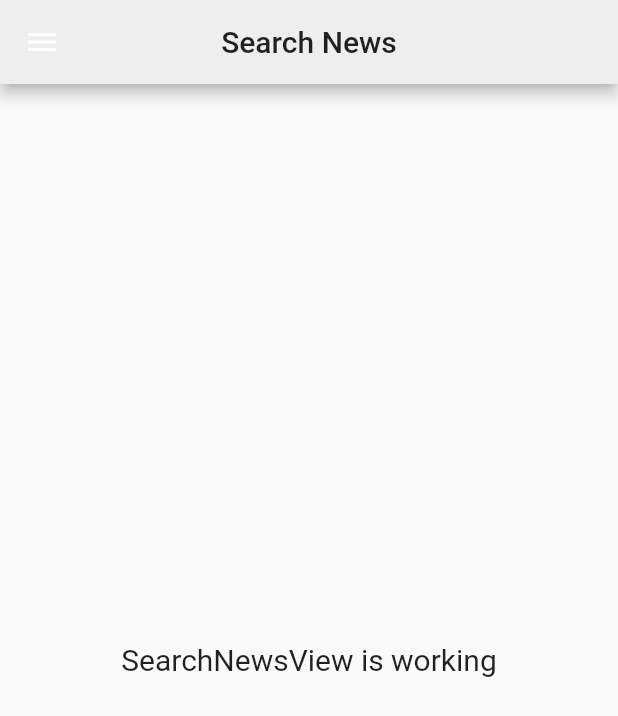
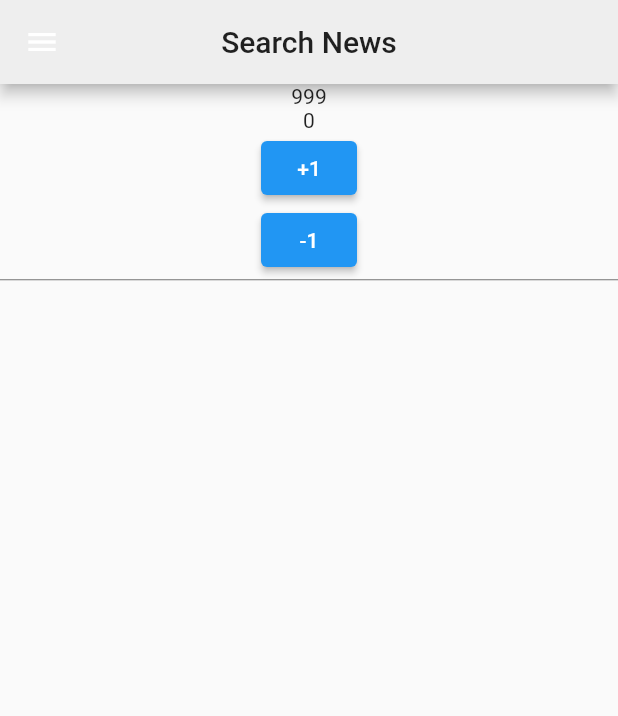
Before and after one commit to yukwok/http_and_dio, a Flutter app: the SearchNewsView screen opened by its route, on a phone screen of 412 x 824 dp. Shown: the top 716 px of the screen. Run offline on Flutter 3.47's test engine with Material 2 defaults, Android fonts, the light colour scheme and no system bars; our stand-ins replace dio, get; network calls fail.

Commit message:
1 march commit

```diff
--- a/lib/app/modules/NewsHeadlines/controllers/news_headlines_controller.dart
+++ b/lib/app/modules/NewsHeadlines/controllers/news_headlines_controller.dart
@@ -7,16 +7,14 @@ import 'package:http_and_dio/app/data/repositories/news_repo_impl.dart';
 class NewsHeadlinesController extends GetxController {
   final count = 0.obs;
 
+  late NewsRepo _newsRepo;
+
   late var isLoading = false.obs;
 
   NewsHeadlinesController() {
     _newsRepo = Get.find<NewsRepoImpl>();
   }
   List<Article> articles = [];
-  // RxList<Article>? rx_articles;
-
-  //
-  late NewsRepo _newsRepo;
 
   loadNewsHeadline() async {
     isLoading.value = true;
--- a/lib/app/modules/SearchNews/bindings/search_news_binding.dart
+++ b/lib/app/modules/SearchNews/bindings/search_news_binding.dart
@@ -8,5 +8,6 @@ class SearchNewsBinding extends Bindings {
     Get.lazyPut<SearchNewsController>(
       () => SearchNewsController(),
     );
+    Get.put(SearchNewsController());
   }
 }
--- a/lib/app/modules/SearchNews/controllers/search_news_controller.dart
+++ b/lib/app/modules/SearchNews/controllers/search_news_controller.dart
@@ -1,9 +1,46 @@
 import 'package:get/get.dart';
 
+import '../../../data/models/article.dart';
+import '../../../data/repositories/news_repo.dart';
+import '../../../data/repositories/news_repo_impl.dart';
+
 class SearchNewsController extends GetxController {
-  //TODO: Implement SearchNewsController
+  int _count = 999;
+  var uiNumber = 0.obs;
+  bool _isLoading = false;
 
-  final count = 0.obs;
+  RxBool get isLoading => _isLoading.obs;
+  RxInt get count => _count.obs;
+
+  late final RxList<Article> _articles;
+
+  late NewsRepo _newsRepo;
+
+  //Functions
+  setLoading() {
+    _isLoading = true;
+    print(_isLoading.toString());
+  }
+
+  setNotLoading() {
+    _isLoading = false;
+    print(_isLoading.toString());
+  }
+
+  increment() {
+    _count++;
+    uiNumber.value++;
+  }
+
+  decrement() {
+    _count--;
+    uiNumber.value--;
+  }
+
+  NewsHeadlinesController() {
+    _newsRepo = Get.find<NewsRepoImpl>();
+  }
+
   @override
   void onInit() {
     super.onInit();
@@ -16,5 +53,4 @@ class SearchNewsController extends GetxController {
 
   @override
   void onClose() {}
-  void increment() => count.value++;
 }
--- a/lib/app/modules/SearchNews/views/search_news_view.dart
+++ b/lib/app/modules/SearchNews/views/search_news_view.dart
@@ -4,9 +4,15 @@ import 'package:get/get.dart';
 
 import '../controllers/search_news_controller.dart';
 
+// import '../controllers/search_newscontroller.dart';
+
 class SearchNewsView extends GetView<SearchNewsController> {
+  // var controller = Get.find<SearchNewsController>();
+
   @override
   Widget build(BuildContext context) {
+    // on the screen variables
+
     return Scaffold(
       drawer: Drawer(
           child: ListView(
@@ -42,12 +48,45 @@ class SearchNewsView extends GetView<SearchNewsController> {
         ),
         centerTitle: true,
       ),
-      body: Center(
-        child: Text(
-          'SearchNewsView is working',
-          style: TextStyle(fontSize: 20),
-        ),
-      ),
+      body: controller.isLoading.isTrue
+          ? const Center(
+              child: CircularProgressIndicator(),
+            )
+          : ListView.builder(
+              scrollDirection: Axis.vertical,
+              itemCount: 1,
+              itemBuilder: (context, index) {
+                return Column(
+                  children: [
+                    Text(controller.count.toString()),
+                    Text(controller.uiNumber.toString()),
+                    ElevatedButton(
+                        onPressed: () {
+                          controller.increment();
+                        },
+                        child: Text("+1")),
+                    ElevatedButton(
+                        onPressed: () {
+                          controller.decrement();
+                        },
+                        child: Text("-1")),
+                    // Image.network(controller.articles[index].urlToImage),
+                    // ListTile(
+                    //   tileColor: index.isEven ? Colors.blue[50] : Colors.grey,
+                    //   // title: Text(controller.articles[index].title +
+                    //   //     " " +
+                    //   //     controller.articles[index].publishedAt),
+                    //   subtitle: Text(controller.articles[index].description +
+                    //       " author:" +
+                    //       controller.articles[index].author),
+                    // ),
+                    Divider(
+                      color: Colors.black54,
+                      height: 5,
+                    )
+                  ],
+                );
+              }),
     );
   }
 }
```
